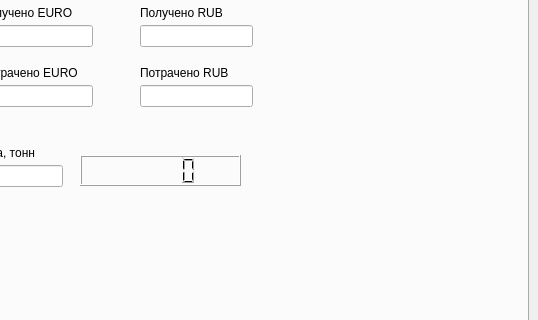
The window that Design_load.ui (huntersn32/prog_car) describes before a commit, drawn with Qt 5; both pictures show x 262 to 800 and y 111 to 431 of the 800 by 633 pixel window.
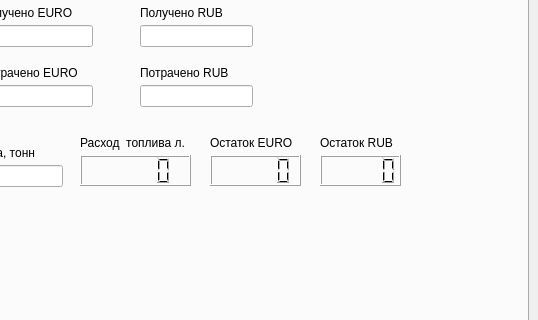
The same window after the commit. Icons and pictures are not drawn.

```diff
--- a/Design_load.ui
+++ b/Design_load.ui
@@ -568,17 +568,88 @@
        <rect>
         <x>330</x>
         <y>230</y>
-        <width>161</width>
+        <width>111</width>
         <height>31</height>
        </rect>
       </property>
+      <property name="font">
+       <font>
+        <weight>50</weight>
+        <bold>false</bold>
+       </font>
+      </property>
       <property name="midLineWidth">
        <number>0</number>
       </property>
+      <property name="smallDecimalPoint">
+       <bool>false</bool>
+      </property>
+      <property name="mode">
+       <enum>QLCDNumber::Dec</enum>
+      </property>
       <property name="intValue" stdset="0">
        <number>0</number>
       </property>
      </widget>
+     <widget class="QLabel" name="label_13">
+      <property name="geometry">
+       <rect>
+        <x>330</x>
+        <y>210</y>
+        <width>121</width>
+        <height>16</height>
+       </rect>
+      </property>
+      <property name="text">
+       <string>Расход  топлива л.</string>
+      </property>
+     </widget>
+     <widget class="QLabel" name="label_14">
+      <property name="geometry">
+       <rect>
+        <x>460</x>
+        <y>210</y>
+        <width>91</width>
+        <height>16</height>
+       </rect>
+      </property>
+      <property name="text">
+       <string>Остаток EURO</string>
+      </property>
+     </widget>
+     <widget class="QLCDNumber" name="lcd_euro_lost">
+      <property name="geometry">
+       <rect>
+        <x>460</x>
+        <y>230</y>
+        <width>91</width>
+        <height>31</height>
+       </rect>
+      </property>
+     </widget>
+     <widget class="QLabel" name="label_15">
+      <property name="geometry">
+       <rect>
+        <x>570</x>
+        <y>210</y>
+        <width>81</width>
+        <height>16</height>
+       </rect>
+      </property>
+      <property name="text">
+       <string>Остаток RUB</string>
+      </property>
+     </widget>
+     <widget class="QLCDNumber" name="lcd_rub_lost">
+      <property name="geometry">
+       <rect>
+        <x>570</x>
+        <y>230</y>
+        <width>81</width>
+        <height>31</height>
+       </rect>
+      </property>
+     </widget>
     </widget>
     <widget class="QWidget" name="TabDriver">
      <attribute name="icon">
```
